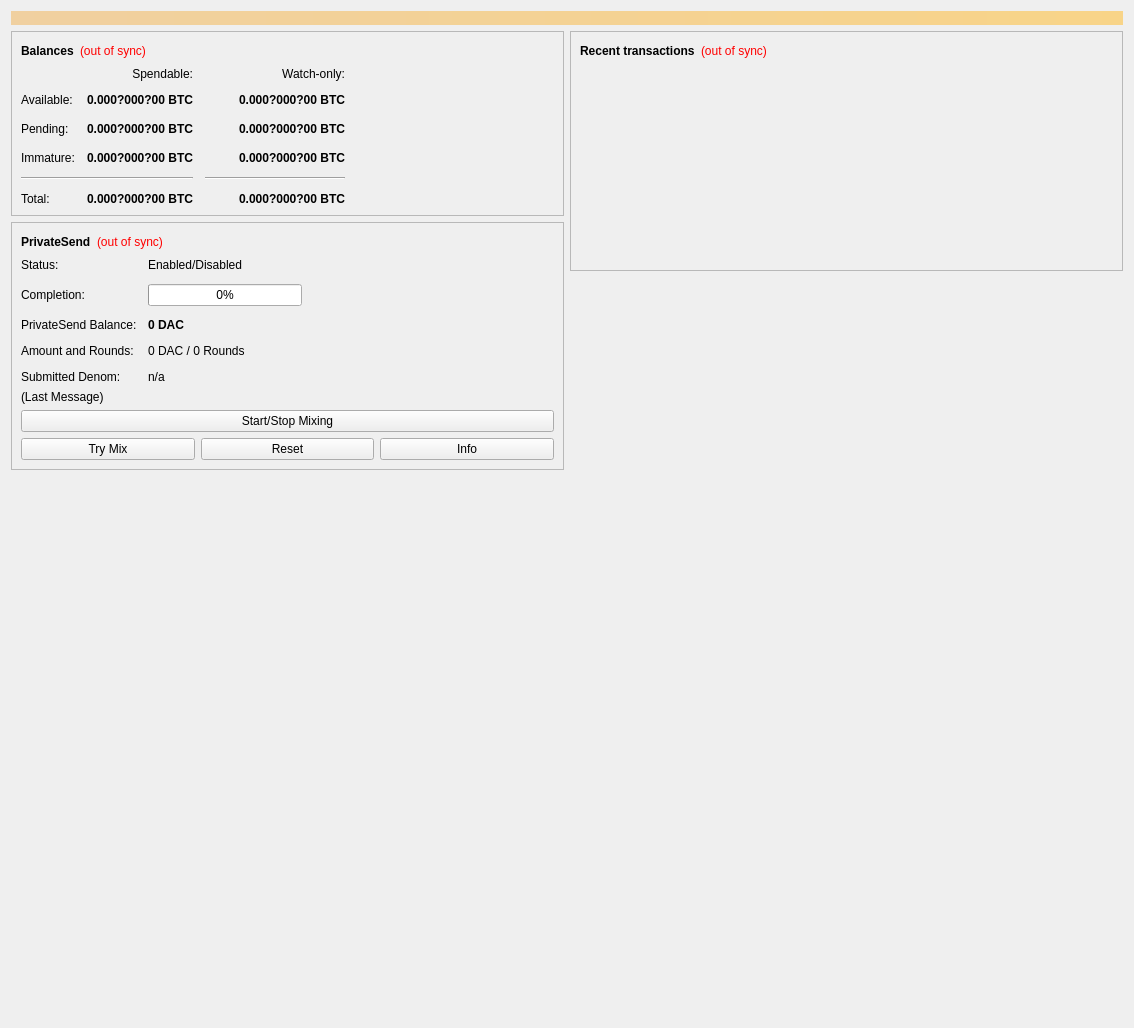
Qt form src/qt/forms/overviewpage.ui (biblepay/biblepay) before a commit.
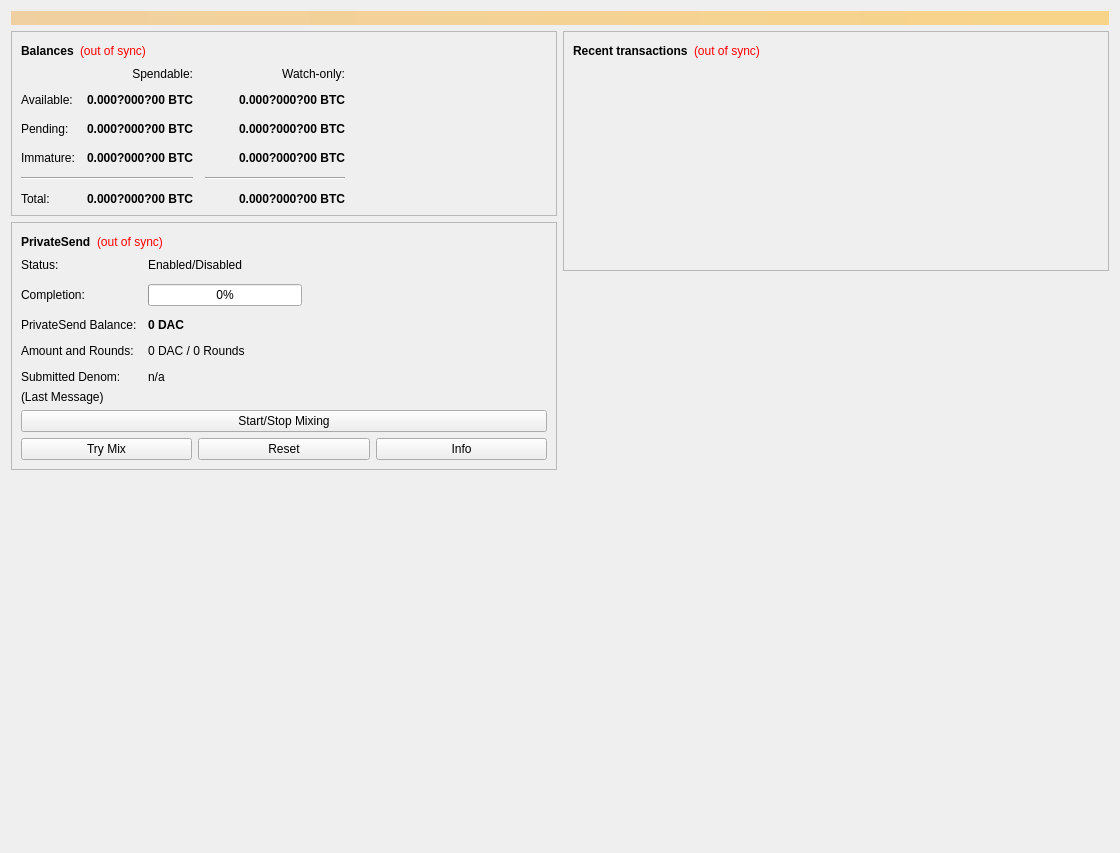
The same form after that commit.

Diff of the .ui file:
```diff
--- a/src/qt/forms/overviewpage.ui
+++ b/src/qt/forms/overviewpage.ui
@@ -6,8 +6,8 @@
    <rect>
     <x>0</x>
     <y>0</y>
-    <width>1134</width>
-    <height>1028</height>
+    <width>1120</width>
+    <height>853</height>
    </rect>
   </property>
   <property name="minimumSize">
@@ -764,13 +764,13 @@
      <property name="minimumSize">
       <size>
        <width>977</width>
-       <height>100</height>
+       <height>70</height>
       </size>
      </property>
      <property name="maximumSize">
       <size>
        <width>977</width>
-       <height>100</height>
+       <height>70</height>
       </size>
      </property>
      <property name="text">
@@ -795,13 +795,13 @@
      <property name="minimumSize">
       <size>
        <width>977</width>
-       <height>245</height>
+       <height>145</height>
       </size>
      </property>
      <property name="maximumSize">
       <size>
        <width>977</width>
-       <height>245</height>
+       <height>145</height>
       </size>
      </property>
      <property name="font">
@@ -837,13 +837,13 @@
      <property name="minimumSize">
       <size>
        <width>977</width>
-       <height>50</height>
+       <height>11</height>
       </size>
      </property>
      <property name="maximumSize">
       <size>
        <width>977</width>
-       <height>50</height>
+       <height>11</height>
       </size>
      </property>
      <property name="font">
@@ -870,7 +870,7 @@
      <property name="sizeHint" stdset="0">
       <size>
        <width>20</width>
-       <height>40</height>
+       <height>5</height>
       </size>
      </property>
     </spacer>
```
